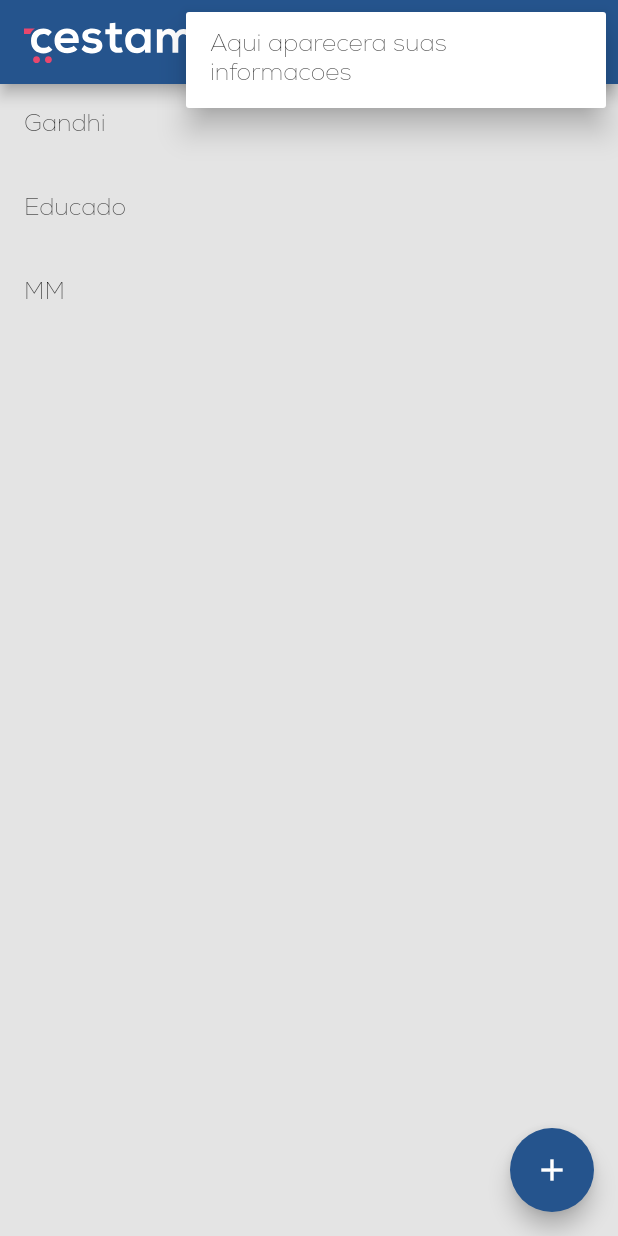
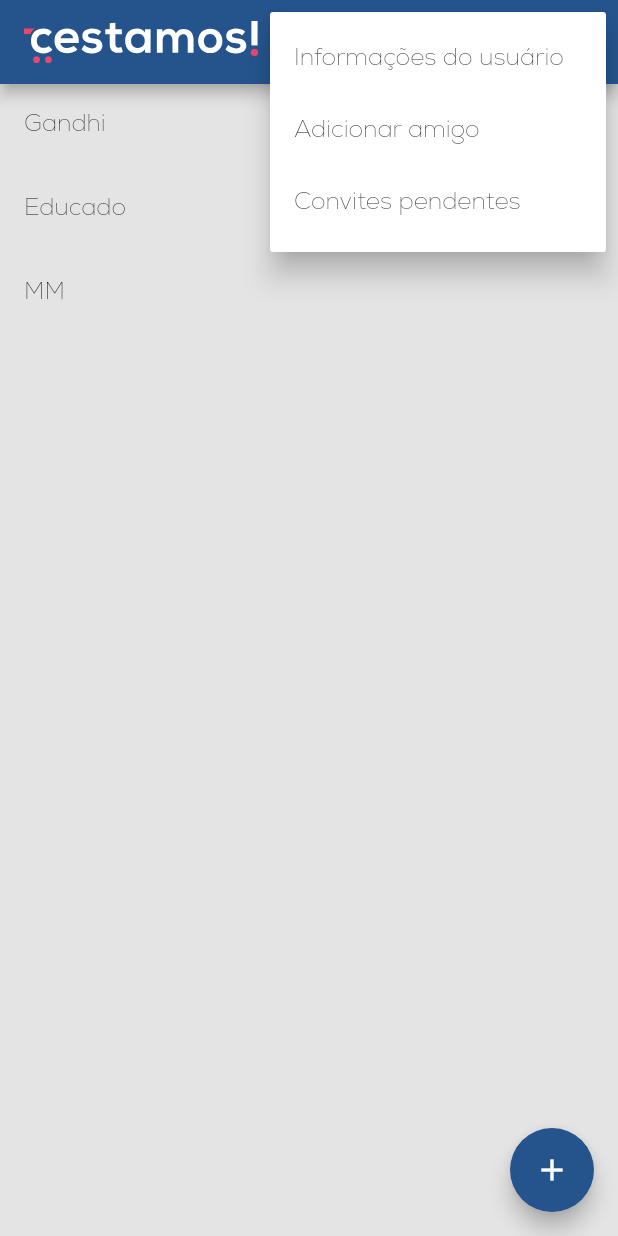
Before and after one commit to emmanuelsdias/cestamos_frontend, a Flutter app: the FriendsPage screen opened directly, after a tap on the "more vert" icon, on a phone screen of 412 x 824 dp. Run offline on Flutter 3.47's test engine with Material 2 defaults, Android fonts, the phone set to English and light mode, and no system bars; our stand-ins replace flutter_snake_navigationbar, flutter_svg.

Commit message:
added pending invites option and friend option at "more" in the friends page, implemented pending invites page and added Invitation model.

```diff
--- a/cestamos/lib/main.dart
+++ b/cestamos/lib/main.dart
@@ -1,3 +1,4 @@
+import 'package:cestamos/pages/pending_invites_page.dart';
 import 'package:flutter/material.dart';
 import 'package:provider/provider.dart';
 
@@ -28,6 +29,8 @@ class MyApp extends StatelessWidget {
         const AddFriendPage(),
     CreateListPage.pageRouteName: (BuildContext context) =>
         const CreateListPage(),
+    PendingInvitesPage.pageRouteName: (BuildContext context) =>
+        const PendingInvitesPage()
   };
 
   @override
--- a/cestamos/lib/pages/friends_page.dart
+++ b/cestamos/lib/pages/friends_page.dart
@@ -1,4 +1,5 @@
 import 'package:cestamos/pages/add_friend_page.dart';
+import 'package:cestamos/pages/pending_invites_page.dart';
 import 'package:cestamos/providers/friendships.dart';
 import 'package:flutter/material.dart';
 import 'package:provider/provider.dart';
@@ -43,13 +44,26 @@ class _FriendsPageState extends State<FriendsPage> {
                     ],
                   ),
                 );
+              } else if (result == 1) {
+                Navigator.of(context).pushNamed(AddFriendPage.pageRouteName);
+              } else if (result == 2) {
+                Navigator.of(context)
+                    .pushNamed(PendingInvitesPage.pageRouteName);
               }
             },
             icon: const Icon(Icons.more_vert_outlined),
             itemBuilder: (context) => <PopupMenuEntry>[
               const PopupMenuItem(
                 value: 0,
-                child: Text('Aqui aparecera suas informacoes'),
+                child: Text('Informações do usuário'),
+              ),
+              const PopupMenuItem(
+                value: 1,
+                child: Text('Adicionar amigo'),
+              ),
+              const PopupMenuItem(
+                value: 2,
+                child: Text('Convites pendentes'),
               ),
             ],
           ),
```
Also changed, not shown: cestamos/lib/models/invitation.dart (added, +22 -0 lines), cestamos/lib/pages/pending_invites_page.dart (added, +66 -0 lines).
